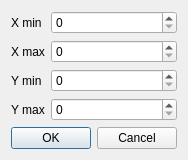
maciejgrzybek/EvolViz, file EvolViz/RandomInitializationDialog.ui: the form before one commit.
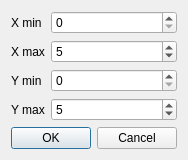
The form after the commit.

Patch:
```diff
--- a/EvolViz/RandomInitializationDialog.ui
+++ b/EvolViz/RandomInitializationDialog.ui
@@ -32,7 +32,11 @@
     </widget>
    </item>
    <item row="1" column="1">
-    <widget class="QSpinBox" name="xmax"/>
+    <widget class="QSpinBox" name="xmax">
+     <property name="value">
+      <number>5</number>
+     </property>
+    </widget>
    </item>
    <item row="2" column="0">
     <widget class="QLabel" name="label_3">
@@ -52,7 +56,11 @@
     </widget>
    </item>
    <item row="3" column="1">
-    <widget class="QSpinBox" name="ymax"/>
+    <widget class="QSpinBox" name="ymax">
+     <property name="value">
+      <number>5</number>
+     </property>
+    </widget>
    </item>
    <item row="4" column="0" colspan="2">
     <widget class="QDialogButtonBox" name="buttonBox">
```
